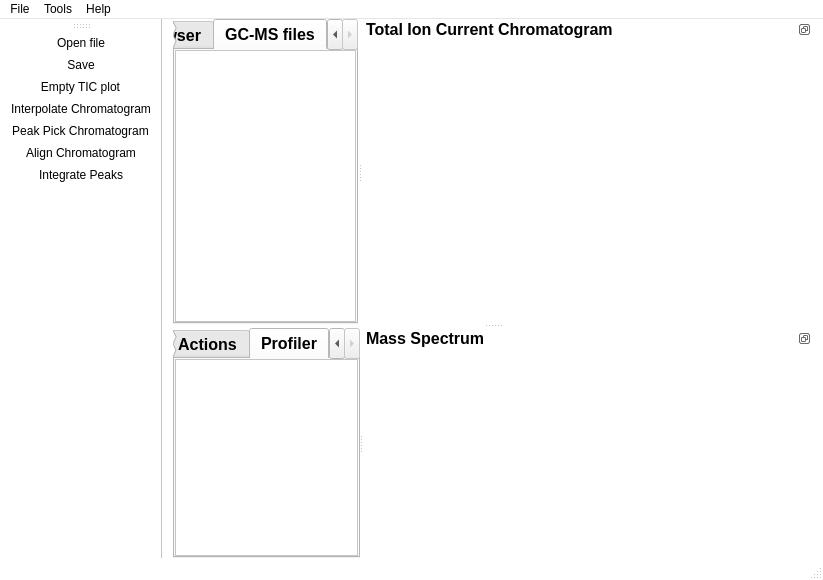
Above: mainwindow.ui from tvijverb/RUCAT before the change. Below: the same form after it.
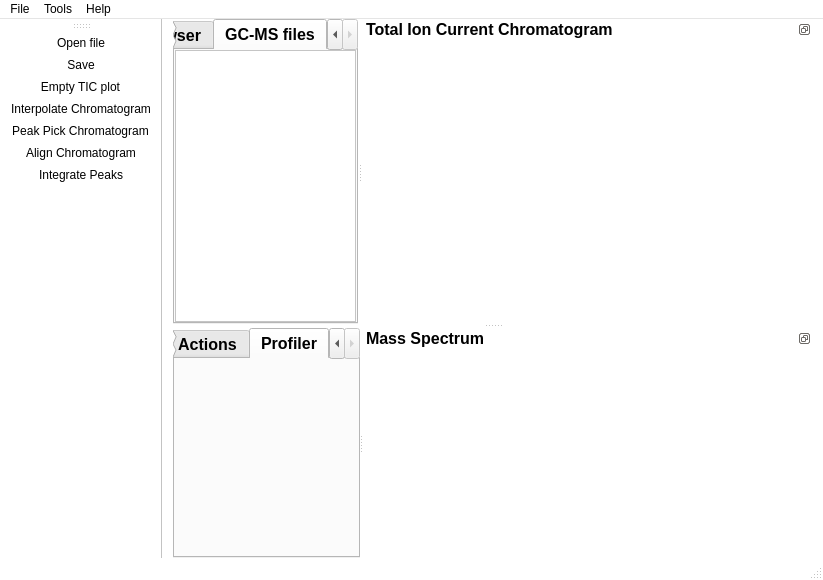
That is the form after the change. The open tabs and pages were chosen to show the change. Icons and pictures are not drawn. Custom widgets are drawn as their Qt base class.

```diff
--- a/mainwindow.ui
+++ b/mainwindow.ui
@@ -693,18 +693,6 @@
           <property name="bottomMargin">
            <number>0</number>
           </property>
-          <item>
-           <widget class="QTreeWidget" name="treeWidgetProfiler">
-            <attribute name="headerVisible">
-             <bool>false</bool>
-            </attribute>
-            <column>
-             <property name="text">
-              <string notr="true">1</string>
-             </property>
-            </column>
-           </widget>
-          </item>
          </layout>
         </widget>
        </widget>
```
Left out of the diff: 2 changed lines with no effect on the pictures. Lines whose indentation alone changed are shown as unchanged.
